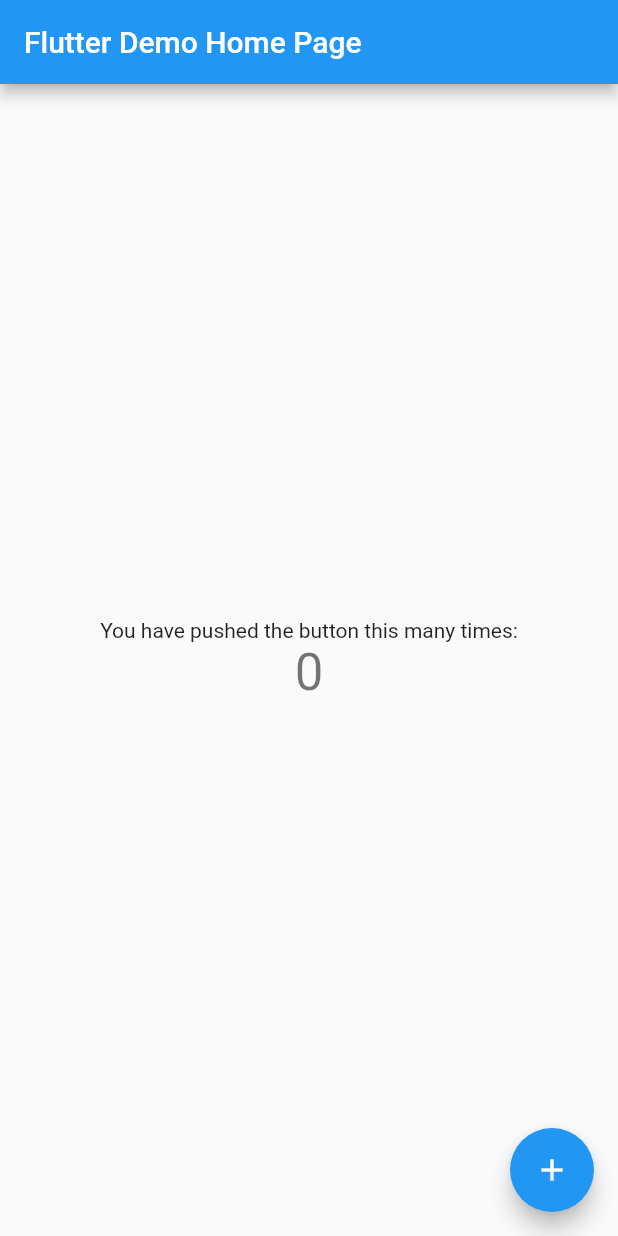
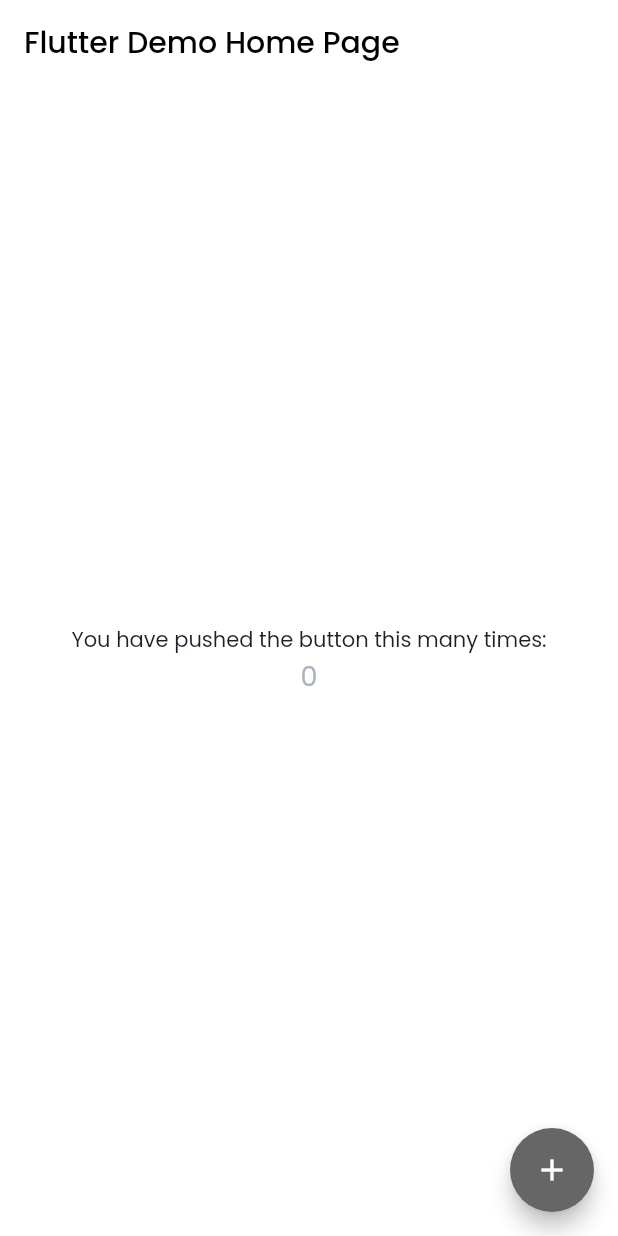
Before and after one commit to Manuelkpatsu/flutter_auth_ui, a Flutter app: the screen it shows after launch, on a phone screen of 412 x 824 dp. Run offline on Flutter 3.47's test engine with Material 2 defaults, Android fonts, the phone set to English and light mode, and no system bars.

Commit message:
Add custom theme

```diff
--- a/lib/main.dart
+++ b/lib/main.dart
@@ -1,4 +1,5 @@
 import 'package:flutter/material.dart';
+import 'package:flutter_auth_ui/theme/custom_theme.dart';
 
 void main() {
   runApp(const MyApp());
@@ -10,10 +11,9 @@ class MyApp extends StatelessWidget {
   @override
   Widget build(BuildContext context) {
     return MaterialApp(
-      title: 'Flutter Demo',
-      theme: ThemeData(
-        primarySwatch: Colors.blue,
-      ),
+      debugShowCheckedModeBanner: false,
+      theme: CustomTheme.lightTheme,
+      darkTheme: CustomTheme.darkTheme,
       home: const MyHomePage(title: 'Flutter Demo Home Page'),
     );
   }
@@ -52,7 +52,7 @@ class _MyHomePageState extends State<MyHomePage> {
             ),
             Text(
               '$_counter',
-              style: Theme.of(context).textTheme.headline4,
+              style: Theme.of(context).textTheme.bodyText1,
             ),
           ],
         ),
--- /dev/null
+++ b/lib/theme/custom_color.dart
@@ -0,0 +1,41 @@
+import 'package:flutter/material.dart';
+
+class CustomColor {
+  static const MaterialColor white = MaterialColor(
+    0xffffffff,
+    <int, Color>{
+      50: Color(0xffe6e6e6),
+      100: Color(0xffcccccc),
+      200: Color(0xffb3b3b3),
+      300: Color(0xff999999),
+      400: Color(0xff808080),
+      500: Color(0xff666666),
+      600: Color(0xff4c4c4c),
+      700: Color(0xff333333),
+      800: Color(0xff191919),
+      900: Color(0xff000000),
+    },
+  );
+
+  static const MaterialColor black = MaterialColor(
+    0xff0c0f18,
+    <int, Color>{
+      50: Color(0xff0b0e16),
+      100: Color(0xff0a0c13),
+      200: Color(0xff080b11),
+      300: Color(0xff07090e),
+      400: Color(0xff06080c),
+      500: Color(0xff05060a),
+      600: Color(0xff040407),
+      700: Color(0xff020305),
+      800: Color(0xff010102),
+      900: Color(0xff000000),
+    },
+  );
+
+  static const Color primaryColor = Color(0xffff1654);
+  static const Color greyButtonColor = Color(0xffd9dde2);
+  static const Color greyTextColor = Color(0xffabb4bd);
+  static const Color blackTextColor = Color(0xff1d2029);
+  static const Color darkBackgroundColor = Color(0xff0c0f18);
+}
--- /dev/null
+++ b/lib/theme/custom_theme.dart
@@ -0,0 +1,80 @@
+import 'package:flutter/material.dart';
+import 'package:flutter/services.dart';
+
+import 'custom_color.dart';
+
+class CustomTheme {
+  static ThemeData get lightTheme {
+    return ThemeData(
+      scaffoldBackgroundColor: Colors.white,
+      primaryColor: CustomColor.primaryColor,
+      fontFamily: 'Poppins',
+      textTheme: const TextTheme(
+        headline1: TextStyle(
+          fontSize: 24,
+          fontWeight: FontWeight.w700,
+          color: CustomColor.blackTextColor,
+        ),
+        bodyText1: TextStyle(
+          fontSize: 18,
+          fontWeight: FontWeight.w400,
+          color: CustomColor.greyTextColor,
+        ),
+        bodyText2: TextStyle(
+          fontSize: 14,
+          fontWeight: FontWeight.w400,
+          color: CustomColor.blackTextColor,
+        ),
+      ),
+      appBarTheme: const AppBarTheme(
+        elevation: 0,
+        iconTheme: IconThemeData(color: Colors.black),
+        systemOverlayStyle: SystemUiOverlayStyle.dark,
+      ),
+      primarySwatch: CustomColor.white,
+      buttonTheme: ButtonThemeData(
+        shape: RoundedRectangleBorder(borderRadius: BorderRadius.circular(4)),
+        buttonColor: CustomColor.primaryColor,
+        disabledColor: CustomColor.greyButtonColor,
+        height: 45,
+      ),
+    );
+  }
+
+  static ThemeData get darkTheme {
+    return ThemeData(
+      fontFamily: 'Poppins',
+      scaffoldBackgroundColor: CustomColor.darkBackgroundColor,
+      primaryColor: CustomColor.primaryColor,
+      textTheme: const TextTheme(
+        headline1: TextStyle(
+          fontSize: 24,
+          fontWeight: FontWeight.w700,
+          color: Colors.white,
+        ),
+        bodyText1: TextStyle(
+          fontSize: 18,
+          fontWeight: FontWeight.w400,
+          color: CustomColor.greyTextColor,
+        ),
+        bodyText2: TextStyle(
+          fontSize: 14,
+          fontWeight: FontWeight.w400,
+          color: Colors.white,
+        ),
+      ),
+      appBarTheme: const AppBarTheme(
+        elevation: 0,
+        iconTheme: IconThemeData(color: Colors.white),
+        systemOverlayStyle: SystemUiOverlayStyle.light,
+      ),
+      primarySwatch: CustomColor.black,
+      buttonTheme: ButtonThemeData(
+        shape: RoundedRectangleBorder(borderRadius: BorderRadius.circular(4)),
+        buttonColor: CustomColor.primaryColor,
+        disabledColor: CustomColor.blackTextColor,
+        height: 45,
+      ),
+    );
+  }
+}
--- a/pubspec.yaml
+++ b/pubspec.yaml
@@ -36,6 +36,10 @@ flutter:
   # "family" key with the font family name, and a "fonts" key with a
   # list giving the asset and other descriptors for the font. For
   # example:
+  fonts:
+    - family: Poppins
+      fonts:
+        - asset: fonts/poppins-regular.ttf
   # fonts:
   #   - family: Schyler
   #     fonts:
```
Also changed, not shown: fonts/poppins.regular.ttf (added), 3 other files.
